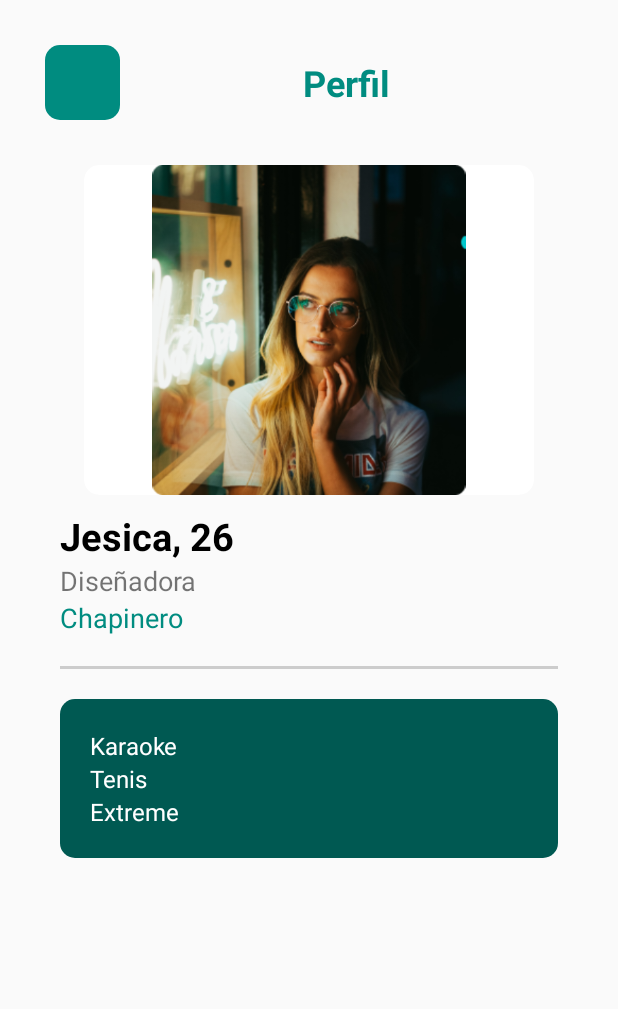
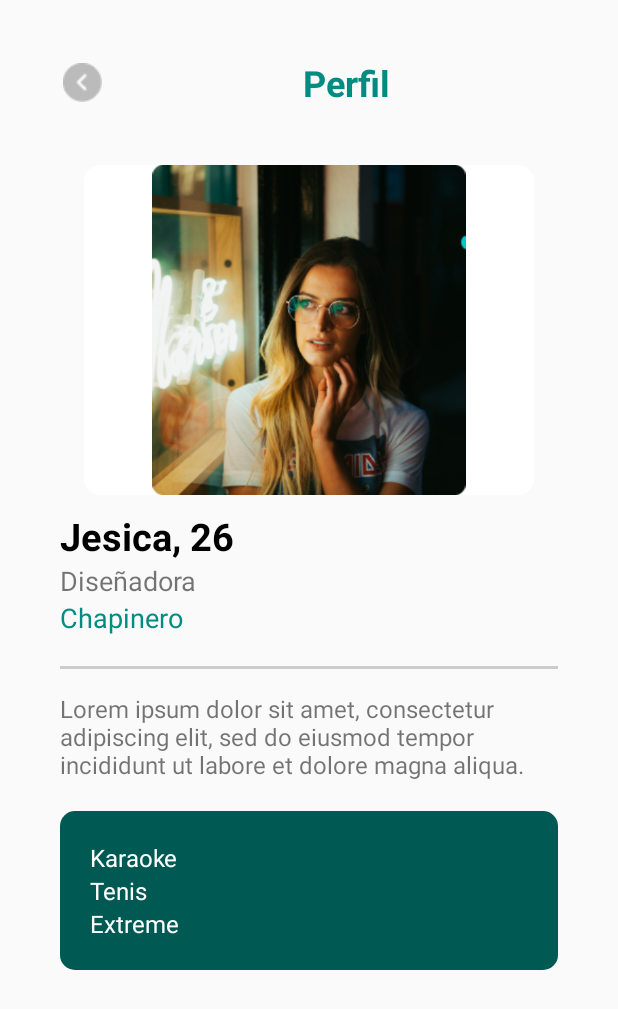
Before and after one commit to cristdulcey/roush_android, an Android app: the ProfileActivity screen opened directly, with no data from a screen before it, on a phone screen of 412 x 824 dp. Shown: the top 1009 px of the screen. Run offline under Robolectric (Android 15) with nearby library versions, the phone set to English and light mode, and no system bars.

Commit message:
Botón volver al login + detalles

```diff
--- a/app/src/main/java/com/example/tinder_roush/Profile/ProfileActivity.java
+++ b/app/src/main/java/com/example/tinder_roush/Profile/ProfileActivity.java
@@ -6,6 +6,7 @@ import android.content.Intent;
 import android.os.Bundle;
 import android.view.View;
 import android.widget.Button;
+import android.widget.ImageButton;
 
 import com.example.tinder_roush.MenuNavigation.MenuNavigation;
 import com.example.tinder_roush.R;
@@ -15,7 +16,7 @@ import java.util.ArrayList;
 
 public class ProfileActivity extends AppCompatActivity {
 
-    Button backHome;
+    ImageButton backHome;
 
     @Override
     protected void onCreate(Bundle savedInstanceState) {
--- a/app/src/main/res/layout/activity_profile.xml
+++ b/app/src/main/res/layout/activity_profile.xml
@@ -26,12 +26,13 @@
                 android:orientation="horizontal"
                 android:layout_gravity="center">
 
-                <Button
+                <ImageButton
                     android:id="@+id/back_to_home"
                     android:layout_width="50dp"
                     android:layout_height="50dp"
                     android:padding="10dp"
-                    android:background="@drawable/border_green_round2"/>
+                    android:background="@android:color/transparent"
+                    android:src="@drawable/back_gray_circle"/>
 
                 <TextView
                     android:layout_width="wrap_content"
@@ -51,6 +52,7 @@
                 android:layout_width="300dp"
                 android:layout_height="220dp"
                 android:layout_gravity="center"
+                android:background="@color/gray"
                 app:cardElevation="0dp"
                 app:cardCornerRadius="10dp">
 
@@ -120,7 +122,7 @@
                     android:textSize="18sp"/>
 
             </LinearLayout>
-
+            <!--Divider-->
             <View
                 android:layout_width="match_parent"
                 android:layout_height="2dp"
@@ -128,6 +130,17 @@
                 android:layout_marginHorizontal="40dp"
                 android:background="@color/gray1"/>
 
+            <!--Description-->
+            <TextView
+                android:id="@+id/text_description_profile"
+                android:layout_width="match_parent"
+                android:layout_height="wrap_content"
+                android:layout_marginTop="15dp"
+                android:layout_marginHorizontal="40dp"
+                android:text="@string/profile_description"
+                android:textSize="16sp"/>
+
+            <!--Preferences-->
             <LinearLayout
                 android:layout_width="match_parent"
                 android:layout_height="wrap_content"
--- a/app/src/main/res/values/strings.xml
+++ b/app/src/main/res/values/strings.xml
@@ -67,6 +67,7 @@
 
     <!--Strings Profile-->
     <string name="title_profile"><b>Perfil</b></string>
+    <string name="profile_description">Lorem ipsum dolor sit amet, consectetur adipiscing elit, sed do eiusmod tempor incididunt ut labore et dolore magna aliqua.</string>
 
     <!--Strings RecoveryPassword-->
     <string name="keep_calm">Tranquil@</string>
```
Also changed, not shown: app/src/main/res/drawable/back_gray_circle.png (added).
